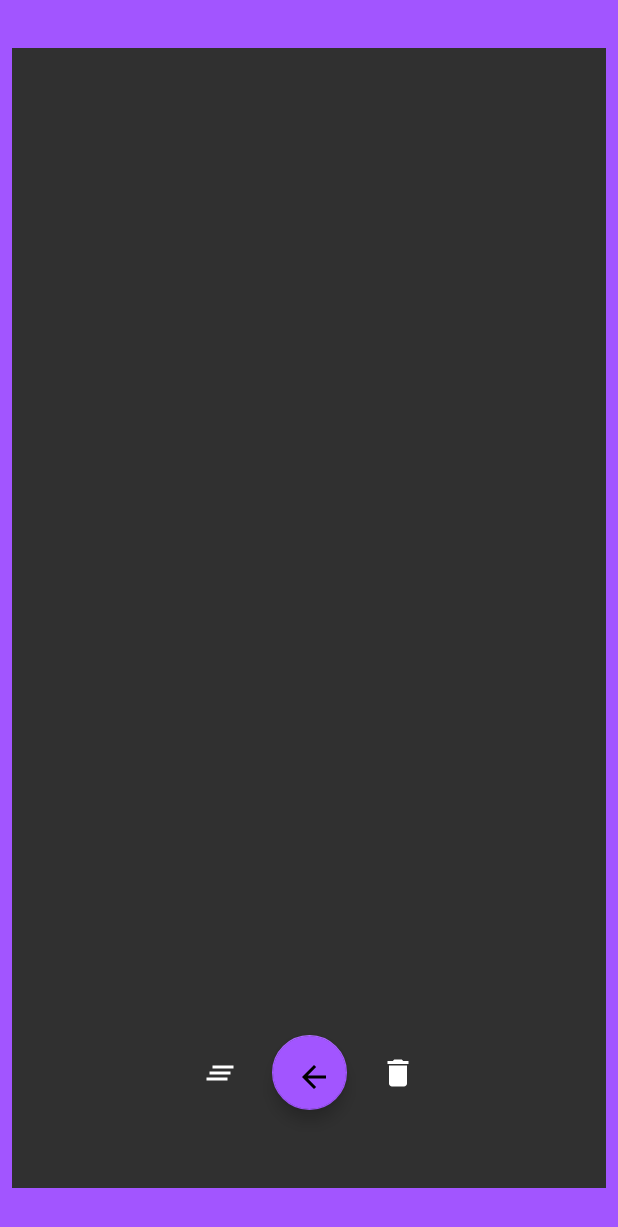
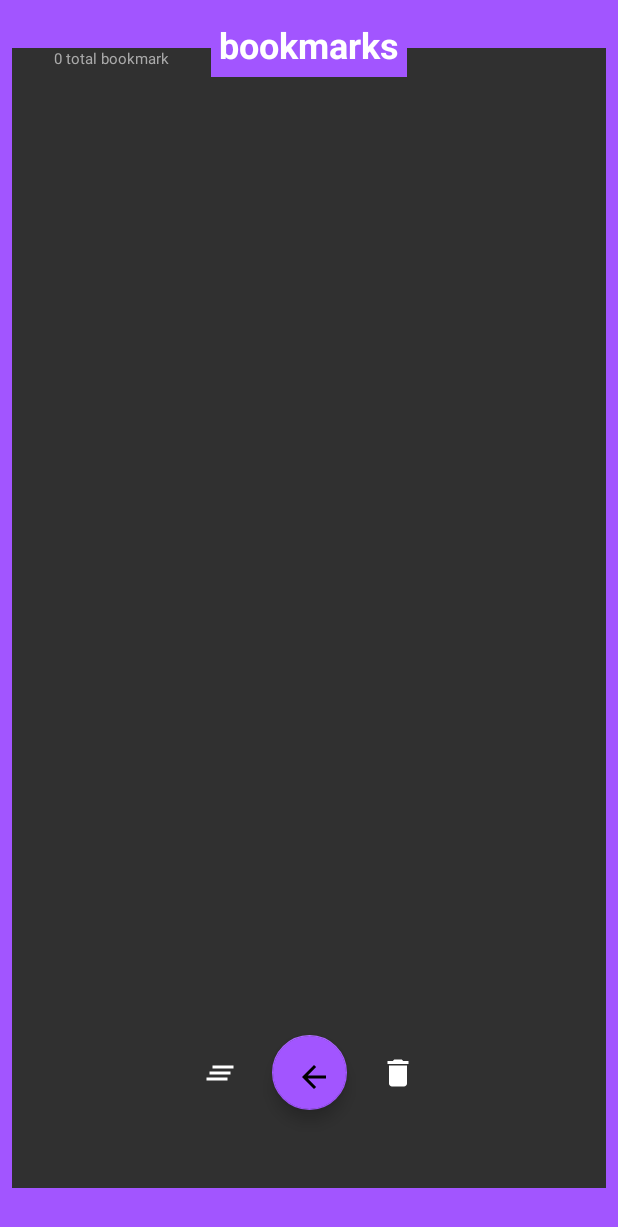
Before and after one commit to mzdoes/bites2, an Android app: the BookmarksActivity screen opened directly, with no data from a screen before it, on a phone screen of 412 x 824 dp. Shown: the top 1227 px of the screen. Run offline under Robolectric (Android 15) with nearby library versions, the phone set to English and light mode, and no system bars; network calls fail; 2 statements that could not run were skipped.

Commit message:
added total textViews to MainActivity and BookmarksActivity designated Utility.save methods into seperate functions for all Activities

```diff
--- a/app/build.gradle
+++ b/app/build.gradle
@@ -23,7 +23,7 @@ android {
 dependencies {
     implementation fileTree(dir: 'libs', include: ['*.jar'])
     implementation 'com.android.support:appcompat-v7:26.1.0'
-    implementation 'com.android.support.constraint:constraint-layout:1.0.2'
+    implementation 'com.android.support.constraint:constraint-layout:1.1.0'
     implementation 'com.android.support:support-v4:26.1.0'
 
     //to properly implement API
--- a/app/src/main/java/com/example/mzdoes/bites2/BookmarksActivity.java
+++ b/app/src/main/java/com/example/mzdoes/bites2/BookmarksActivity.java
@@ -13,6 +13,7 @@ import android.support.v7.app.AlertDialog;
 import android.support.v7.app.AppCompatActivity;
 import android.view.View;
 import android.widget.ImageButton;
+import android.widget.TextView;
 import android.widget.Toast;
 
 import java.io.IOException;
@@ -26,6 +27,7 @@ public class BookmarksActivity extends AppCompatActivity {
     private PagerAdapter            mPagerAdapter;
     private FloatingActionButton    backButton;
     private ImageButton             clearButton, deleteButton;
+    private TextView                totalBookmarksView;
 
     private List<Article> currentBookmarks, toRemove;
 
@@ -51,6 +53,12 @@ public class BookmarksActivity extends AppCompatActivity {
         backButton   = findViewById(R.id.floatingActionButton_back);
         clearButton  = findViewById(R.id.imageButton_clear);
         deleteButton = findViewById(R.id.imageButton_delete);
+        totalBookmarksView = findViewById(R.id.textView_totalBookmarks);
+
+        int size = currentBookmarks.size();
+        String totalString = size + " total bookmark";
+        if (size > 1) {totalString += "s";}
+        totalBookmarksView.setText(totalString);
 
         setButtons();
     }
@@ -59,12 +67,6 @@ public class BookmarksActivity extends AppCompatActivity {
         backButton.setOnClickListener(new View.OnClickListener() {
             @Override
             public void onClick(View view) {
-                try {
-                    Utility.saveList(getApplicationContext(), "bookmarks", currentBookmarks);
-                } catch (IOException e) {
-                    e.printStackTrace();
-                }
-
                 updateBookmarksAndEnd();
             }
         });
@@ -138,6 +140,10 @@ public class BookmarksActivity extends AppCompatActivity {
         mPagerAdapter.notifyDataSetChanged();
         if (pos == 0) { mPager.setCurrentItem(1);}
         else { mPager.setCurrentItem(pos - 1); }
+        int size = currentBookmarks.size();
+        String totalString = size + " total bookmark";
+        if (size > 1) {totalString += "s";}
+        totalBookmarksView.setText(totalString);
     }
 
     private class ScreenSlidePagerAdapter extends FragmentStatePagerAdapter {
@@ -157,11 +163,7 @@ public class BookmarksActivity extends AppCompatActivity {
     }
 
     private void updateBookmarksAndEnd() {
-        try {
-            Utility.saveList(getApplicationContext(), "bookmarks", currentBookmarks);
-        } catch (IOException e) {
-            e.printStackTrace();
-        }
+        updateBookmarks();
 
         Intent intent = new Intent(BookmarksActivity.this, MainActivity.class);
         intent.putParcelableArrayListExtra("toRemove", (ArrayList<Article>) toRemove);
@@ -170,14 +172,18 @@ public class BookmarksActivity extends AppCompatActivity {
         overridePendingTransition(R.anim.in_from_left, R.anim.out_to_right);
     }
 
+    private void updateBookmarks() {
+        try {
+            Utility.saveList(getApplicationContext(), "bookmarks", currentBookmarks);
+        } catch (IOException e) {
+            e.printStackTrace();
+        }
+    }
+
     @Override
     protected void onPause() {
         super.onPause();
-        try {
-            Utility.saveList(this.getApplicationContext(), KeySettings.BOOKMARKS_KEY, currentBookmarks);
-        } catch (IOException e) {
-            e.printStackTrace();
-        }
+        updateBookmarks();
     }
 
     @Override
--- a/app/src/main/java/com/example/mzdoes/bites2/SettingsActivity.java
+++ b/app/src/main/java/com/example/mzdoes/bites2/SettingsActivity.java
@@ -2,13 +2,16 @@ package com.example.mzdoes.bites2;
 
 import android.content.Intent;
 import android.os.Bundle;
+import android.provider.MediaStore;
 import android.support.design.widget.FloatingActionButton;
 import android.support.v7.app.AppCompatActivity;
 import android.view.View;
+import android.widget.RadioButton;
 import android.widget.RadioGroup;
 import android.widget.Toast;
 
 import java.io.IOException;
+import java.util.ArrayList;
 import java.util.regex.Matcher;
 import java.util.regex.Pattern;
 
@@ -82,6 +85,8 @@ public class SettingsActivity extends AppCompatActivity {
 
                 Intent i = new Intent(SettingsActivity.this, MainActivity.class);
                 setResult(RESULT_OK, i);
+                i.putExtra(KeySettings.LANGUAGE_KEY, chosenLanguage);
+                i.putExtra(KeySettings.COUNTRY_KEY, chosenCountry);
                 overridePendingTransition(R.anim.in_from_left, R.anim.out_to_right);
                 finish();
             }
--- a/app/src/main/res/layout/activity_bookmarks.xml
+++ b/app/src/main/res/layout/activity_bookmarks.xml
@@ -106,6 +106,22 @@
         app:layout_constraintTop_toBottomOf="@id/guideline_bookmarkBottom"
         app:srcCompat="@color/colorSecondary" />
 
+    <TextView
+        android:id="@+id/textView_totalBookmarks"
+        android:layout_width="0dp"
+        android:layout_height="wrap_content"
+        android:layout_marginBottom="8dp"
+        android:textAlignment="center"
+        android:textAppearance="@style/TextAppearance.AppCompat.Notification.Info"
+        android:textColor="@android:color/darker_gray"
+        app:layout_constraintBottom_toTopOf="@+id/guideline_bookmarkBottom"
+        app:layout_constraintEnd_toStartOf="@+id/textView_bookmarksLogo"
+        app:layout_constraintHorizontal_bias="1.0"
+        app:layout_constraintStart_toStartOf="@+id/guideline_bookmarkLeft"
+        app:layout_constraintTop_toTopOf="@+id/barrier_bookmarkTop"
+        app:layout_constraintVertical_bias="0.0"
+        tools:text="15 total bookmarks" />
+
     <android.support.constraint.Guideline
         android:id="@+id/guideline_bookmarkLeft"
         android:layout_width="wrap_content"
@@ -134,4 +150,31 @@
         android:orientation="horizontal"
         app:layout_constraintGuide_end="32dp" />
 
+    <TextView
+        android:id="@+id/textView_bookmarksLogo"
+        android:layout_width="wrap_content"
+        android:layout_height="wrap_content"
+        android:layout_marginBottom="8dp"
+        android:layout_marginEnd="8dp"
+        android:layout_marginStart="8dp"
+        android:layout_marginTop="8dp"
+        android:background="@color/colorSecondary"
+        android:padding="5dp"
+        android:text="bookmarks"
+        android:textAppearance="@style/TextAppearance.AppCompat.Headline"
+        android:textStyle="bold"
+        app:layout_constraintBottom_toTopOf="@+id/guideline_bookmarkBottom"
+        app:layout_constraintEnd_toStartOf="@+id/guideline_bookmarkRight"
+        app:layout_constraintStart_toStartOf="@+id/guideline_bookmarkLeft"
+        app:layout_constraintTop_toTopOf="parent"
+        app:layout_constraintVertical_bias="0.0" />
+
+    <android.support.constraint.Barrier
+        android:id="@+id/barrier_bookmarkTop"
+        android:layout_width="wrap_content"
+        android:layout_height="wrap_content"
+        app:barrierDirection="bottom"
+        app:constraint_referenced_ids="imageView_bookmarkBorderTop"
+        tools:layout_editor_absoluteY="567dp" />
+
 </android.support.constraint.ConstraintLayout>
```
Also changed, not shown: app/src/main/java/com/example/mzdoes/bites2/MainActivity.java (+39 -19 lines), app/src/main/res/layout/activity_main.xml (+46 -1 lines).
